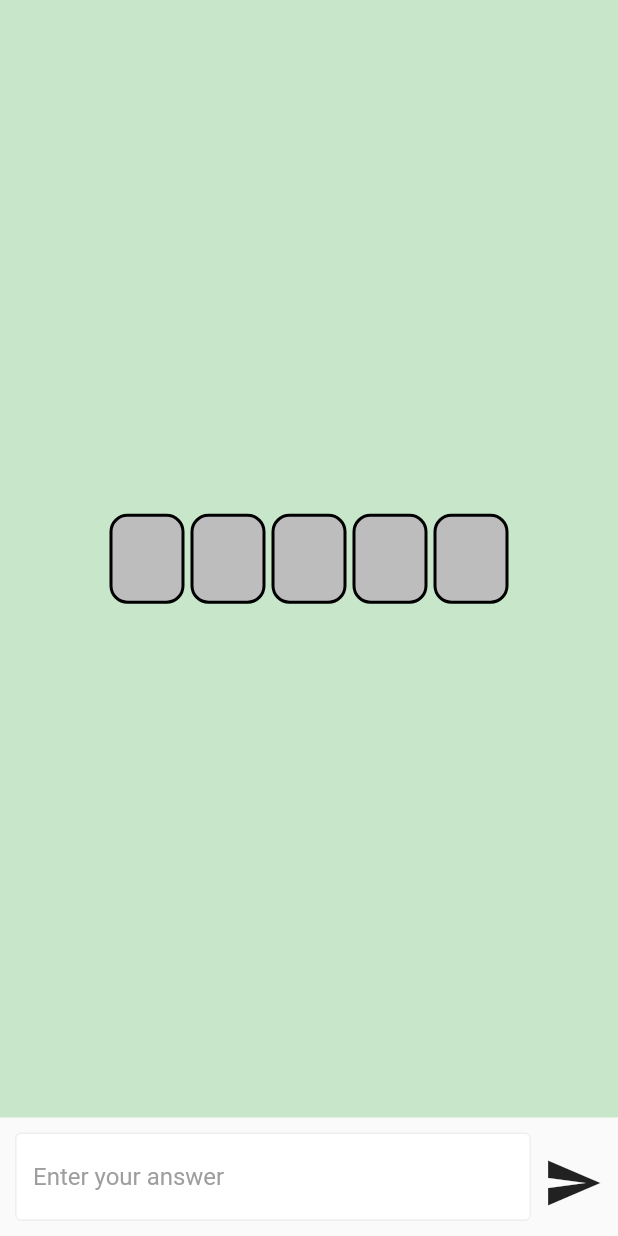
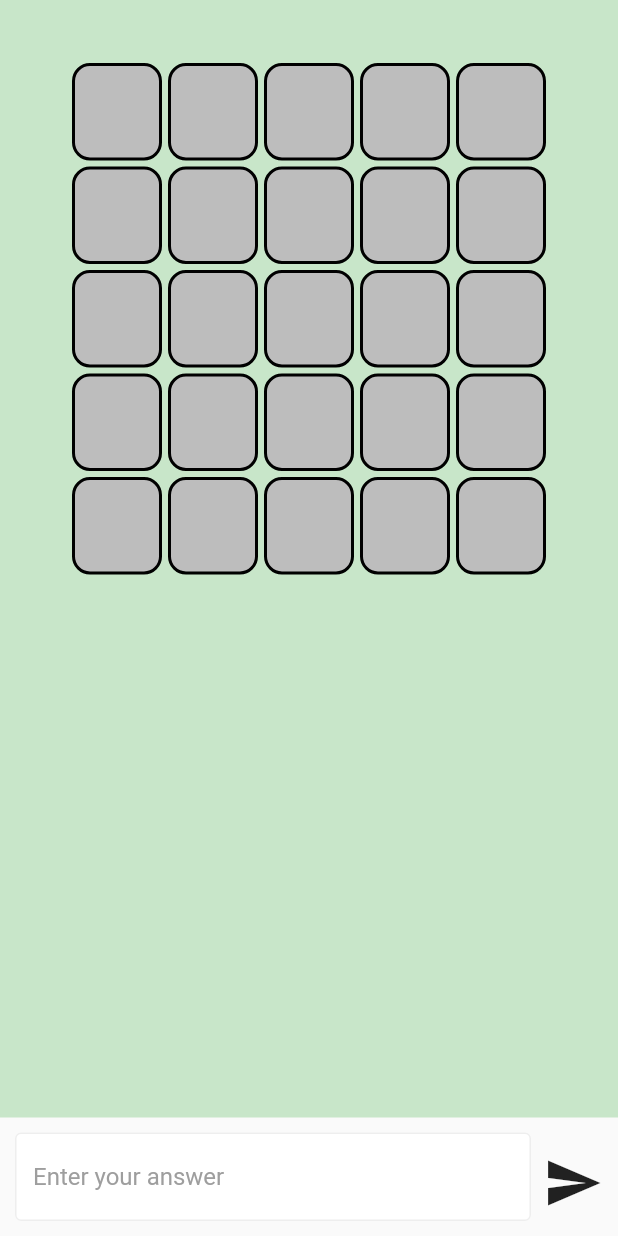
Before and after one commit to jsjin7371/simple_word_game, a Flutter app: the GamePage screen opened directly, on a phone screen of 412 x 824 dp. Run offline on Flutter 3.47's test engine with Material 2 defaults, Android fonts, the light colour scheme and no system bars.

Commit message:
show 5 text box in gamepage

```diff
--- a/lib/pages/game_page.dart
+++ b/lib/pages/game_page.dart
@@ -14,15 +14,21 @@ class _GamePageState extends State<GamePage> {
   final TextEditingController _textController = TextEditingController();
   WordModel wordModel = WordModel();
   List<dynamic> answerText = []; // 정답을 저장할 변수
-  String? enteredText; // 입력된 텍스트를 저장할 변수
+  List<String> enteredText = List<String>.filled(5, "     "); // 입력된 텍스트를 저장할 변수
   bool is5letters = false; // 5글자인지 확인하는 boolean 변수
+  int count = 0;
 
   void sendText() {
     if (_textController.text.isNotEmpty) {
       // 입력된 텍스트를 저장
       setState(() {
-        enteredText = _textController.text;
-        is5letters = enteredText != null && enteredText?.length == 5;
+        String? tmpText = _textController.text;
+        //is5letters = enteredText != null && enteredText?.length == 5;
+        is5letters = tmpText.length == 5;
+        if (is5letters) {
+          enteredText[count] = tmpText;
+          count++;
+        }
       });
     }
     _textController.clear();
@@ -51,12 +57,30 @@ class _GamePageState extends State<GamePage> {
               child: Container(
                 color: Colors.green[100],
                 child: Center(
-                  child: TextBox(
-                    text: is5letters
-                        ? enteredText!.split('')
-                        : ['', '', '', '', ''],
-                    is5letters: is5letters,
-                    answer: answerText,
+                  child: Column(
+                    children: [
+                      const SizedBox(height: 40),
+                      TextBox(
+                        text: enteredText[0].split(''),
+                        answer: answerText,
+                      ),
+                      TextBox(
+                        text: enteredText[1].split(''),
+                        answer: answerText,
+                      ),
+                      TextBox(
+                        text: enteredText[2].split(''),
+                        answer: answerText,
+                      ),
+                      TextBox(
+                        text: enteredText[3].split(''),
+                        answer: answerText,
+                      ),
+                      TextBox(
+                        text: enteredText[4].split(''),
+                        answer: answerText,
+                      ),
+                    ],
                   ),
                 ),
               ),
--- a/lib/widget/text_box.dart
+++ b/lib/widget/text_box.dart
@@ -3,8 +3,8 @@ import 'package:flutter/material.dart';
 class TextBox extends StatelessWidget {
   final List<String> text;
   final List<dynamic> answer;
-  final bool is5letters;
 
+  // 글자의 위치에 따라 색깔을 정하는 함수
   List<Color> checkWord(List<String> text, List<dynamic> answer) {
     List<Color> arr = List<Color>.filled(5, Colors.grey.shade300);
 
@@ -28,7 +28,6 @@ class TextBox extends StatelessWidget {
   const TextBox({
     Key? key,
     required this.text,
-    required this.is5letters,
     required this.answer,
   }) : super(key: key);
 
@@ -44,7 +43,6 @@ class TextBox extends StatelessWidget {
             word: text[i],
             answer: answer[i],
             hintColor: hintInfo[i],
-            is5letters: is5letters,
           ),
       ],
     );
@@ -54,13 +52,11 @@ class TextBox extends StatelessWidget {
 class Tile extends StatelessWidget {
   final String word;
   final String answer;
-  final bool is5letters;
   final Color hintColor;
 
   const Tile({
     Key? key,
     required this.word,
-    required this.is5letters,
     required this.answer,
     required this.hintColor,
   }) : super(key: key);
@@ -70,8 +66,8 @@ class Tile extends StatelessWidget {
     return Padding(
       padding: const EdgeInsets.all(2.0),
       child: Container(
-        width: 50,
-        height: 60,
+        width: 60,
+        height: 65,
         decoration: BoxDecoration(
           color: hintColor,
           borderRadius: BorderRadius.circular(12),
```
